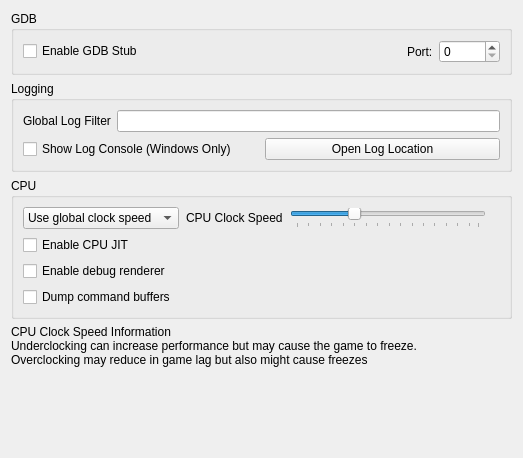
The window that src/citra_qt/configuration/configure_debug.ui (wings110/citra) describes before a commit, drawn with Qt 5.
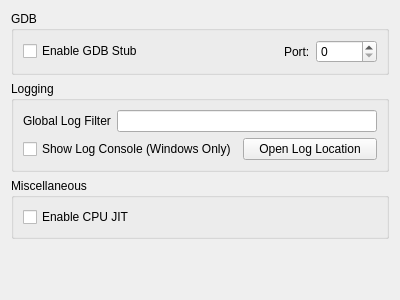
The same window after the commit.

The edit to the form file:
```diff
--- a/src/citra_qt/configuration/configure_debug.ui
+++ b/src/citra_qt/configuration/configure_debug.ui
@@ -6,8 +6,8 @@
    <rect>
     <x>0</x>
     <y>0</y>
-    <width>523</width>
-    <height>458</height>
+    <width>400</width>
+    <height>300</height>
    </rect>
   </property>
   <property name="windowTitle">
@@ -109,90 +109,10 @@
    <item>
     <widget class="QGroupBox" name="groupBox_4">
      <property name="title">
-      <string>CPU</string>
+      <string>Miscellaneous</string>
      </property>
-     <layout class="QGridLayout" name="gridLayout_2">
-      <item row="1" column="0">
-       <widget class="QWidget" name="clock_speed_widget" native="true">
-        <layout class="QHBoxLayout" name="clock_speed_layout">
-         <property name="spacing">
-          <number>7</number>
-         </property>
-         <property name="leftMargin">
-          <number>0</number>
-         </property>
-         <property name="topMargin">
-          <number>0</number>
-         </property>
-         <property name="rightMargin">
-          <number>0</number>
-         </property>
-         <property name="bottomMargin">
-          <number>0</number>
-         </property>
-         <item>
-          <widget class="QComboBox" name="clock_speed_combo">
-           <item>
-            <property name="text">
-             <string>Use global clock speed</string>
-            </property>
-           </item>
-           <item>
-            <property name="text">
-             <string>Set clock speed:</string>
-            </property>
-           </item>
-          </widget>
-         </item>
-         <item>
-          <widget class="QLabel" name="clock_speed_label">
-           <property name="text">
-            <string>CPU Clock Speed</string>
-           </property>
-          </widget>
-         </item>
-         <item>
-          <widget class="QSlider" name="slider_clock_speed">
-           <property name="toolTip">
-            <string>&lt;html&gt;&lt;body&gt;Changes the emulated CPU clock frequency.&lt;br&gt;Underclocking can increase performance but may cause the game to freeze.&lt;br&gt;Overclocking may reduce in game lag but also might cause freezes&lt;/body&gt;&lt;/html&gt;</string>
-           </property>
-           <property name="minimum">
-            <number>0</number>
-           </property>
-           <property name="maximum">
-            <number>79</number>
-           </property>
-           <property name="singleStep">
-            <number>5</number>
-           </property>
-           <property name="pageStep">
-            <number>15</number>
-           </property>
-           <property name="value">
-            <number>25</number>
-           </property>
-           <property name="orientation">
-            <enum>Qt::Horizontal</enum>
-           </property>
-           <property name="tickPosition">
-            <enum>QSlider::TicksBelow</enum>
-           </property>
-          </widget>
-         </item>
-         <item>
-          <widget class="QLabel" name="clock_display_label">
-           <property name="text">
-            <string/>
-           </property>
-           <property name="alignment">
-            <set>Qt::AlignRight|Qt::AlignTrailing|Qt::AlignVCenter</set>
-           </property>
-          </widget>
-         </item>
-        </layout>
-       </widget>
-      </item>
-      <item row="2" column="0">
+     <layout class="QVBoxLayout" name="verticalLayout_4">
+      <item>
        <widget class="QCheckBox" name="toggle_cpu_jit">
         <property name="toolTip">
          <string>&lt;html&gt;&lt;head/&gt;&lt;body&gt;&lt;p&gt;Enables the use of the ARM JIT compiler for emulating the 3DS CPUs. Don't disable unless for debugging purposes&lt;/p&gt;&lt;/body&gt;&lt;/html&gt;</string>
@@ -202,33 +122,9 @@
         </property>
        </widget>
       </item>
-      <item row="3" column="0">
-       <widget class="QCheckBox" name="toggle_renderer_debug">
-        <property name="text">
-         <string>Enable debug renderer</string>
-        </property>
-       </widget>
-      </item>
-      <item row="4" column="0">
-       <widget class="QCheckBox" name="toggle_dump_command_buffers">
-        <property name="text">
-         <string>Dump command buffers</string>
-        </property>
-       </widget>
-      </item>
      </layout>
     </widget>
    </item>
-   <item>
-    <widget class="QLabel" name="label_cpu_clock_info">
-     <property name="text">
-      <string>&lt;html&gt;&lt;head/&gt;&lt;body&gt;&lt;p&gt;CPU Clock Speed Information&lt;br/&gt;Underclocking can increase performance but may cause the game to freeze.&lt;br/&gt;Overclocking may reduce in game lag but also might cause freezes&lt;/p&gt;&lt;/body&gt;&lt;/html&gt;</string>
-     </property>
-     <property name="textFormat">
-      <enum>Qt::RichText</enum>
-     </property>
-    </widget>
-   </item>
    <item>
     <spacer name="verticalSpacer">
      <property name="orientation">
```
Left out of the diff: 12 changed lines with no effect on the pictures.
